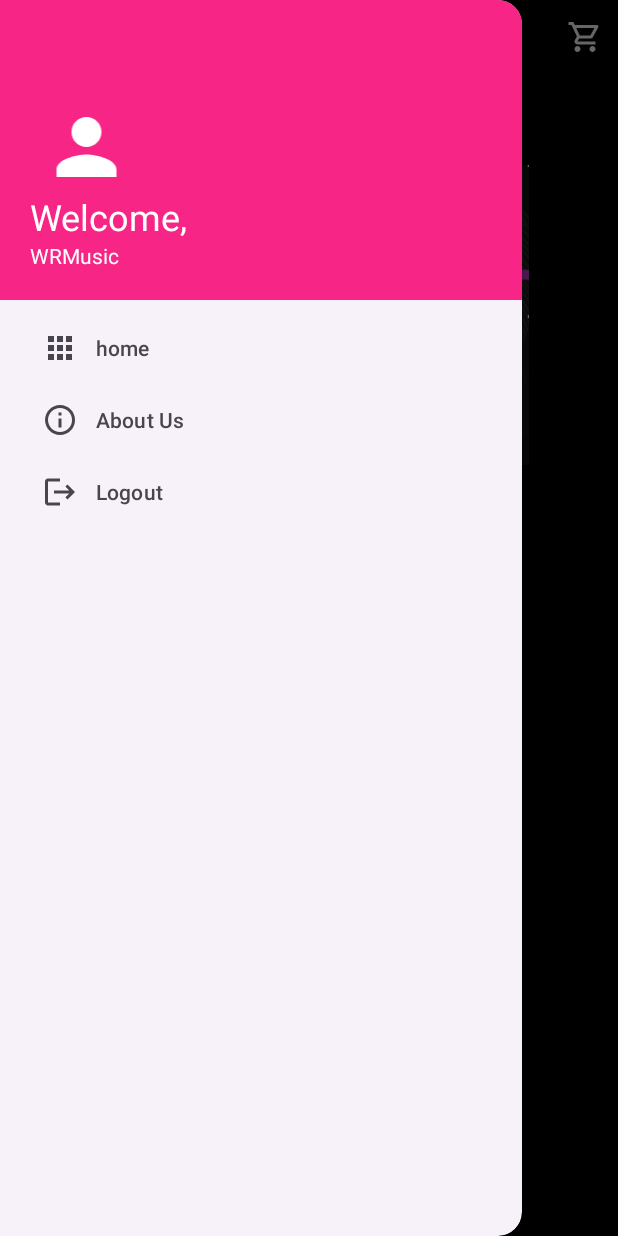
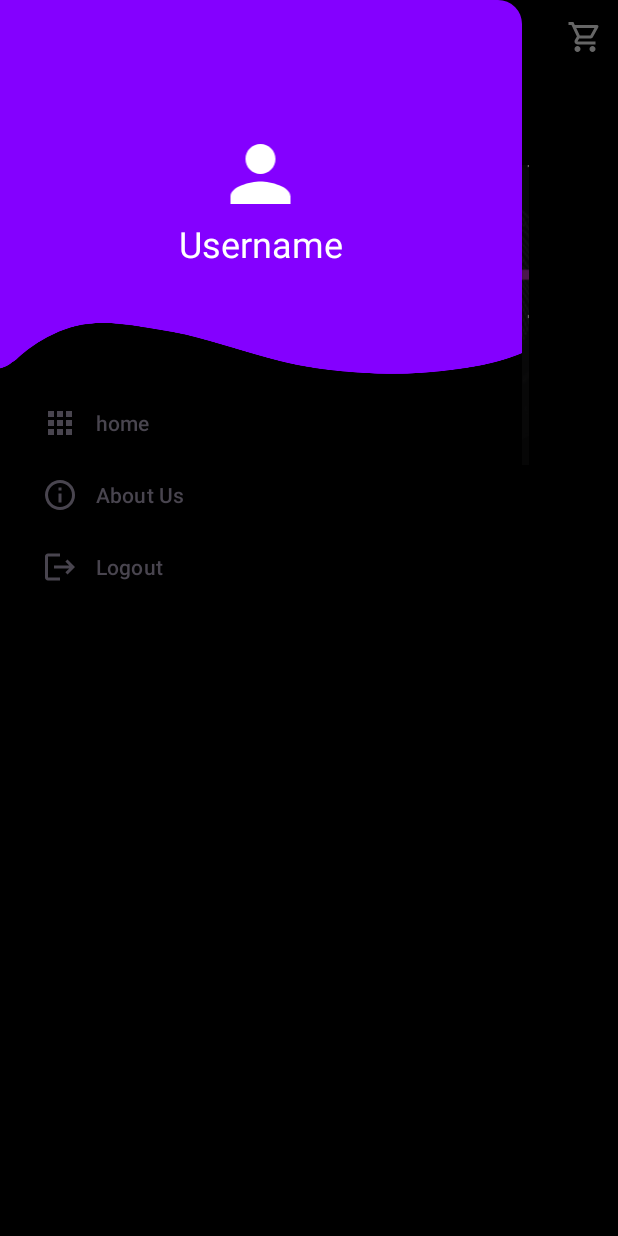
Before and after one commit to gsellz/wrmusic_cawu5, an Android app: the HomePage screen opened directly, with no data from a screen before it, with the side drawer open, on a phone screen of 412 x 824 dp. Run offline under Robolectric (Android 15) with nearby library versions, the phone set to English and light mode, and no system bars.

Commit message:
Initial Project

```diff
--- a/app/build.gradle.kts
+++ b/app/build.gradle.kts
@@ -36,4 +36,6 @@ dependencies {
     testImplementation ("junit:junit:4.13.2")
     androidTestImplementation ("androidx.test.ext:junit:1.1.3")
     androidTestImplementation ("androidx.test.espresso:espresso-core:3.4.0")
+    implementation("androidx.viewpager2:viewpager2:1.0.0")
+
 }
--- a/app/src/main/res/layout/activity_home_page.xml
+++ b/app/src/main/res/layout/activity_home_page.xml
@@ -10,7 +10,7 @@
     android:id="@+id/drawerMenu"
     tools:context=".HomePage"
     android:fitsSystemWindows="true"
-    tools:openDrawer="start"
+
     >
 
     <com.google.android.material.navigation.NavigationView
@@ -19,7 +19,8 @@
         android:id="@+id/nav_view"
         app:headerLayout="@layout/header"
         app:menu="@menu/main_menu"
-        android:layout_gravity="start"/>
+        android:layout_gravity="start"
+        android:background="@color/black"/>
 
     <LinearLayout
         android:layout_width="match_parent"
--- a/app/src/main/res/layout/header.xml
+++ b/app/src/main/res/layout/header.xml
@@ -1,29 +1,25 @@
 <?xml version="1.0" encoding="utf-8"?>
-<LinearLayout xmlns:android="http://schemas.android.com/apk/res/android"
+<RelativeLayout xmlns:android="http://schemas.android.com/apk/res/android"
     android:layout_width="match_parent"
-    android:layout_height="200dp"
+    android:layout_height="250dp"
+    android:background="@drawable/header_drawer">
+
+    <LinearLayout
+        android:layout_width="match_parent"
+        android:layout_height="250dp"
         android:orientation="vertical"
-    android:background="@color/fuchsia"
-    android:gravity="bottom"
-    android:padding="20dp">
-
+        android:gravity="center"
+        android:paddingTop="15dp">
         <ImageView
             android:layout_width="75dp"
             android:layout_height="60dp"
-        android:src="@drawable/baseline_person_24"/>
-
+            android:src="@drawable/baseline_person_24" />
         <TextView
             android:layout_width="wrap_content"
             android:layout_height="wrap_content"
-        android:text="Welcome,"
+            android:text="Username"
             android:textSize="24sp"
-        android:textColor="@color/white"/>
-
-    <TextView
-        android:layout_width="wrap_content"
-        android:layout_height="wrap_content"
-        android:text="WRMusic"
-        android:textSize="14sp"
-        android:textColor="@color/white"/>
-
+            android:textColor="@color/white"
+            android:id="@+id/usernameDrawer"/>
     </LinearLayout>
+</RelativeLayout>
```
Also changed, not shown: app/src/main/res/drawable/header_drawer.png (added), app/src/main/res/drawable/image/1.jpeg (added), app/src/main/res/drawable/image/2.jpeg (added), app/src/main/res/drawable/image/3.jpeg (added), app/src/main/res/drawable/image/5.jpeg (added). Lines whose indentation alone changed are shown as unchanged.
